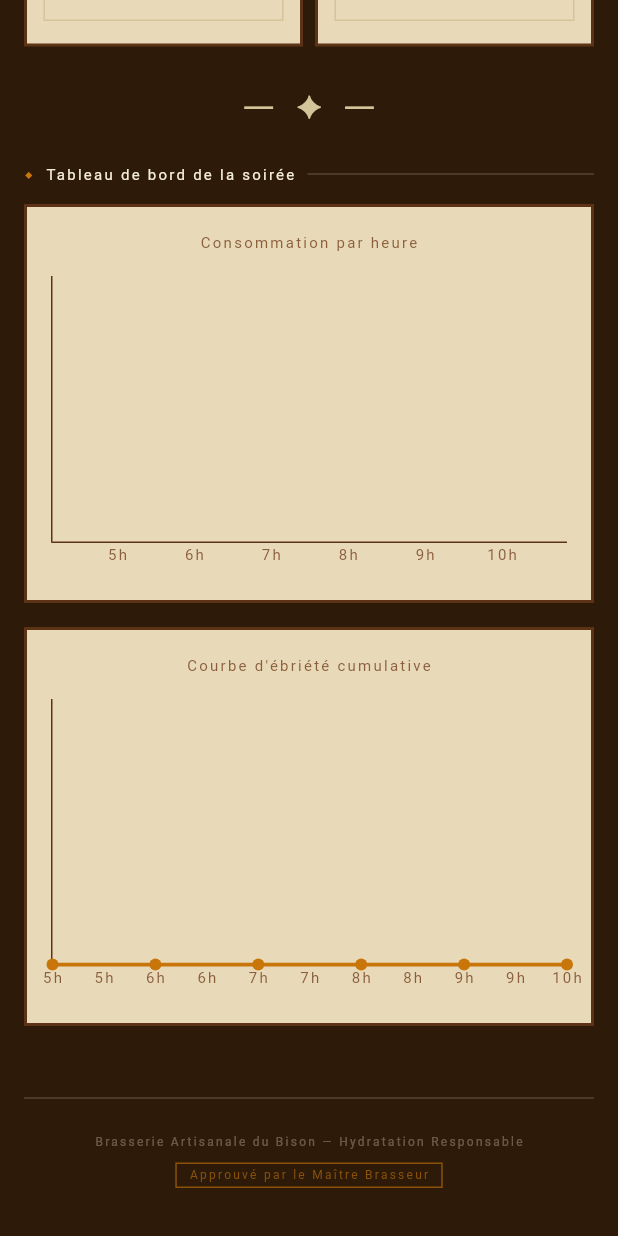
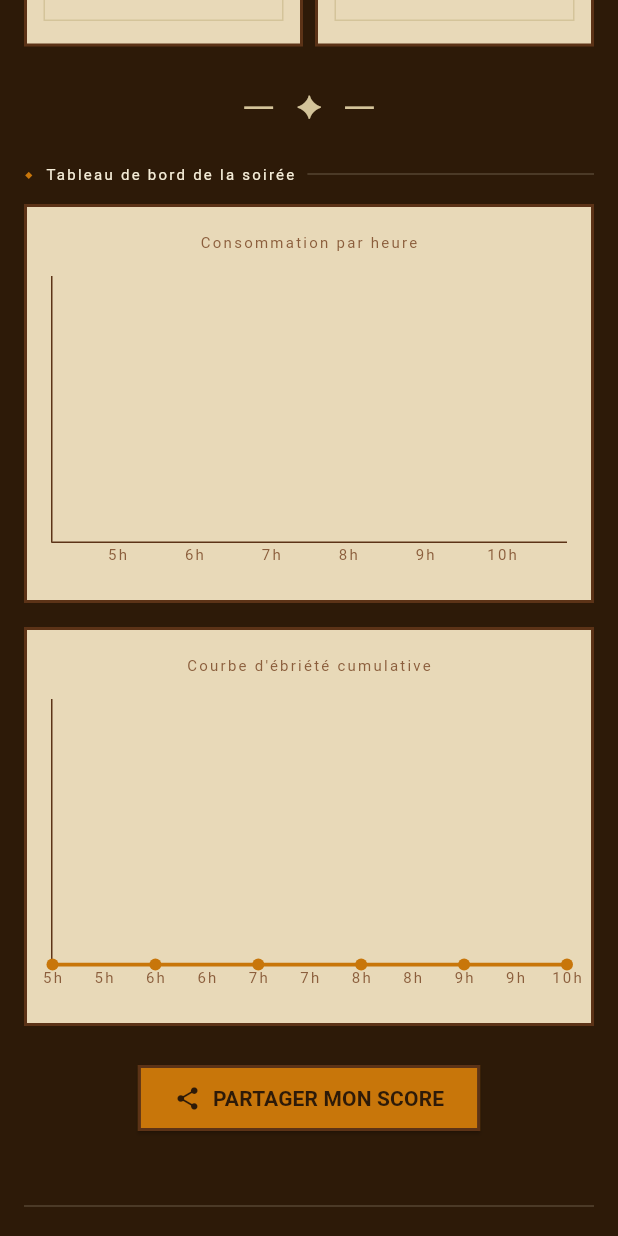
Before and after one commit to Tahlasandale/le-comptoir-du-bison, a Flutter app: the screen it shows after launch, scrolled down 1091 dp, on a phone screen of 412 x 824 dp. Run offline on Flutter 3.47's test engine with Material 3 defaults, Android fonts, the phone set to English and light mode, and no system bars; drawn by our look-alikes of fl_chart; our stand-ins replace google_fonts, screenshot, share_plus, sqflite; accounts and stored records are empty; Roboto replaces fonts that are missing (Special Elite).

Commit message:
feat: add share functionality with screenshot

```diff
--- a/le_comptoir_du_bison/lib/main.dart
+++ b/le_comptoir_du_bison/lib/main.dart
@@ -1,11 +1,16 @@
 import 'package:flutter/material.dart';
 import 'package:provider/provider.dart';
+import 'package:screenshot/screenshot.dart';
+import 'package:share_plus/share_plus.dart';
+import 'dart:io';
+import 'package:path_provider/path_provider.dart';
 import 'providers/beer_provider.dart';
 import 'theme/app_theme.dart';
 import 'widgets/beer_button.dart';
 import 'widgets/cumulative_chart.dart';
 import 'widgets/hourly_chart.dart';
 import 'widgets/mug_widget.dart';
+import 'widgets/share_summary_widget.dart';
 
 void main() {
   runApp(
@@ -24,14 +29,16 @@ class BisonApp extends StatelessWidget {
     return MaterialApp(
       title: 'Le Comptoir du Bison',
       theme: AppTheme.theme,
-      home: const HomeScreen(),
+      home: HomeScreen(),
       debugShowCheckedModeBanner: false,
     );
   }
 }
 
 class HomeScreen extends StatelessWidget {
-  const HomeScreen({super.key});
+  HomeScreen({super.key});
+
+  final ScreenshotController screenshotController = ScreenshotController();
 
   @override
   Widget build(BuildContext context) {
@@ -105,6 +112,29 @@ class HomeScreen extends StatelessWidget {
                 const SizedBox(height: 16),
                 _buildChartCard('Courbe d\'ébriété cumulative', CumulativeChart(beers: provider.todayBeers)),
 
+                const SizedBox(height: 24),
+
+                // SHARE BUTTON
+                Center(
+                  child: ElevatedButton.icon(
+                    style: ElevatedButton.styleFrom(
+                      backgroundColor: AppTheme.amber,
+                      foregroundColor: AppTheme.brownDark,
+                      padding: const EdgeInsets.symmetric(horizontal: 24, vertical: 12),
+                      shape: const RoundedRectangleBorder(
+                        borderRadius: BorderRadius.zero,
+                        side: BorderSide(color: AppTheme.brownMid, width: 2),
+                      ),
+                    ),
+                    onPressed: () => _shareScore(provider),
+                    icon: const Icon(Icons.share),
+                    label: const Text(
+                      'PARTAGER MON SCORE',
+                      style: TextStyle(fontFamily: 'Special Elite', fontWeight: FontWeight.bold),
+                    ),
+                  ),
+                ),
+
                 const SizedBox(height: 40),
                 _buildFooter(),
               ],
@@ -113,6 +143,27 @@ class HomeScreen extends StatelessWidget {
         },
       ),
     );
+  }
+
+  Future<void> _shareScore(BeerProvider provider) async {
+    final image = await screenshotController.captureFromWidget(
+      Material(
+        child: ShareSummaryWidget(
+          beers: provider.todayBeers,
+          totalVolume: provider.totalVolume,
+          sessionCount: provider.sessionCount,
+          peakHour: provider.peakHour,
+          avgGlassSize: provider.avgGlassSize,
+        ),
+      ),
+      pixelRatio: 2.0,
+    );
+
+    final directory = await getTemporaryDirectory();
+    final imagePath = await File('${directory.path}/bison_score.png').create();
+    await imagePath.writeAsBytes(image);
+
+    await Share.shareXFiles([XFile(imagePath.path)], text: 'Mon score d\'hydratation houblonnée au Comptoir du Bison ! 🍻');
   }
 
   Widget _buildMasthead(BeerProvider provider) {
--- a/le_comptoir_du_bison/pubspec.yaml
+++ b/le_comptoir_du_bison/pubspec.yaml
@@ -16,7 +16,7 @@ publish_to: 'none' # Remove this line if you wish to publish to pub.dev
 # https://developer.apple.com/library/archive/documentation/General/Reference/InfoPlistKeyReference/Articles/CoreFoundationKeys.html
 # In Windows, build-name is used as the major, minor, and patch parts
 # of the product and file versions while build-number is used as the build suffix.
-version: 1.0.1+2
+version: 1.0.2+3
 
 environment:
   sdk: ^3.12.0
@@ -40,6 +40,9 @@ dependencies:
   google_fonts: ^8.1.0
   provider: ^6.1.5+1
   intl: ^0.20.2
+  screenshot: ^3.0.0
+  share_plus: ^13.1.0
+  path_provider: ^2.1.5
 
 dev_dependencies:
   flutter_test:
```
Also changed, not shown: le_comptoir_du_bison/lib/widgets/share_summary_widget.dart (added, +95 -0 lines), le_comptoir_du_bison/pubspec.lock, 5 other files.
